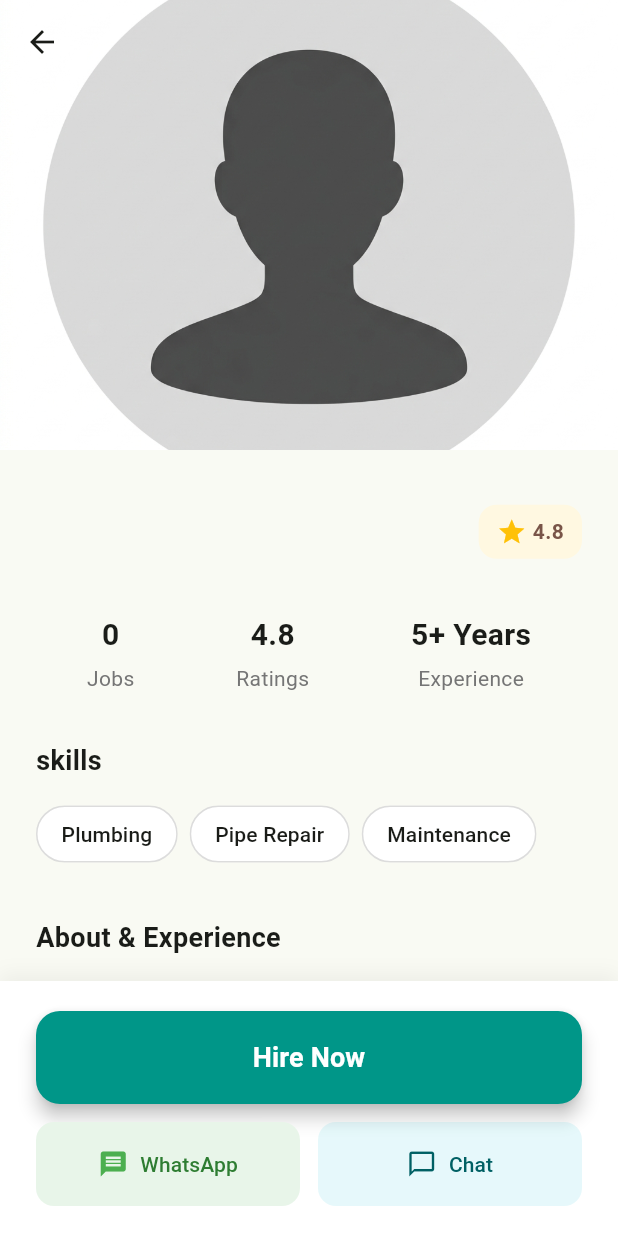
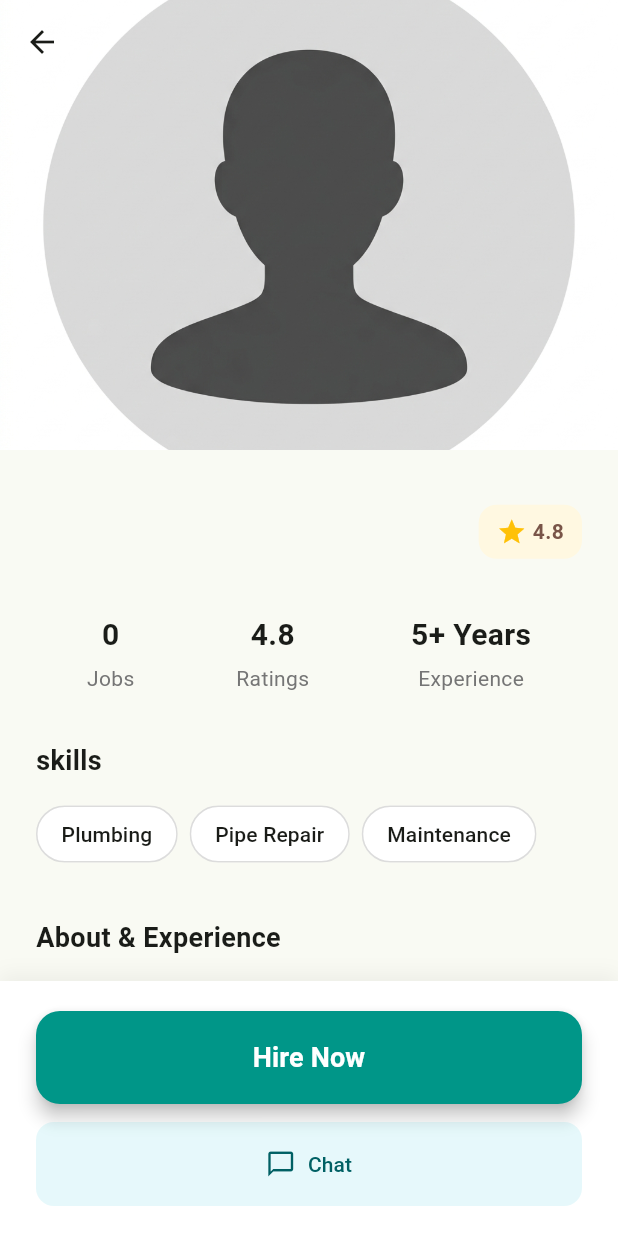
Before and after one commit to HassanAbbaccy/smart_labour_app-master, a Flutter app: the WorkerProfileScreen screen opened directly with empty values, on a phone screen of 412 x 824 dp. Run offline on Flutter 3.47's test engine with Material 3 defaults, Android fonts, the phone set to English and light mode, and no system bars; our stand-ins replace animate_do, cached_network_image, cloud_firestore, cloud_functions, firebase_auth, firebase_core and 8 more; missing offline and left inert: flutter_stripe; accounts and stored records are empty.

Commit message:
edited job and user models, localization service, and core screens for job management and profile viewing

```diff
--- a/lib/models/job_model.dart
+++ b/lib/models/job_model.dart
@@ -121,6 +121,7 @@ class ApplicationModel {
   final String status; // 'pending', 'accepted', 'rejected'
   final DateTime? createdAt;
   final String? coverLetter;
+  final double? hourlyRate;
 
   ApplicationModel({
     required this.id,
@@ -133,6 +134,7 @@ class ApplicationModel {
     this.status = 'pending',
     this.createdAt,
     this.coverLetter,
+    this.hourlyRate,
   });
 
   factory ApplicationModel.fromDoc(DocumentSnapshot doc) {
@@ -152,6 +154,7 @@ class ApplicationModel {
       status: data['status'] ?? 'pending',
       createdAt: created,
       coverLetter: data['coverLetter'],
+      hourlyRate: (data['hourlyRate'] ?? 0.0).toDouble(),
     );
   }
 
@@ -165,5 +168,6 @@ class ApplicationModel {
     'status': status,
     'createdAt': FieldValue.serverTimestamp(),
     'coverLetter': coverLetter,
+    'hourlyRate': hourlyRate,
   };
 }
--- a/lib/models/user_model.dart
+++ b/lib/models/user_model.dart
@@ -16,7 +16,6 @@ class UserModel {
   final double escrowBalance;
   final List<String> skills;
   final String experience;
-  final String whatsappNumber;
   final String? avatarUrl;
   final String? address;
   final double hourlyRate;
@@ -48,7 +47,6 @@ class UserModel {
     this.escrowBalance = 0.0,
     this.skills = const [],
     this.experience = '',
-    this.whatsappNumber = '',
     this.avatarUrl,
     this.address,
     this.hourlyRate = 1200,
@@ -83,7 +81,6 @@ class UserModel {
       escrowBalance: (map['escrowBalance'] ?? 0.0).toDouble(),
       skills: List<String>.from(map['skills'] ?? []),
       experience: map['experience'] ?? '',
-      whatsappNumber: map['whatsappNumber'] ?? '',
       avatarUrl: map['avatarUrl'],
       address: map['address'],
       hourlyRate: (map['hourlyRate'] ?? 1200).toDouble(),
@@ -118,7 +115,6 @@ class UserModel {
       'escrowBalance': escrowBalance,
       'skills': skills,
       'experience': experience,
-      'whatsappNumber': whatsappNumber,
       'avatarUrl': avatarUrl,
       'address': address,
       'hourlyRate': hourlyRate,
--- a/lib/screens/job_detail_screen.dart
+++ b/lib/screens/job_detail_screen.dart
@@ -48,6 +48,7 @@ class _JobDetailScreenState extends State<JobDetailScreen> {
         workerAvatarUrl: user.avatarUrl ?? 'https://i.pravatar.cc/150?u=${user.uid}',
         workerRating: user.rating,
         status: 'pending',
+        hourlyRate: user.hourlyRate,
       );
 
       await JobService().applyForJob(application, j.clientId ?? '', j.title);
--- a/lib/screens/worker_profile_screen.dart
+++ b/lib/screens/worker_profile_screen.dart
@@ -5,7 +5,7 @@ import 'package:smart_labour/screens/payment_screen.dart';
 import 'package:cloud_firestore/cloud_firestore.dart';
 import 'package:smart_labour/services/auth_service.dart';
 import 'package:flutter/material.dart';
-import 'package:url_launcher/url_launcher.dart';
+
 import 'package:smart_labour/models/user_model.dart';
 import 'package:animate_do/animate_do.dart';
 import 'package:smart_labour/services/localization_service.dart';
@@ -21,26 +21,6 @@ class WorkerProfileScreen extends StatefulWidget {
 }
 
 class _WorkerProfileScreenState extends State<WorkerProfileScreen> {
-  Future<void> _launchWhatsApp() async {
-    final phone = widget.worker.whatsappNumber;
-    if (phone.isEmpty) {
-      ScaffoldMessenger.of(context).showSnackBar(
-        const SnackBar(content: Text('WhatsApp number not available')),
-      );
-      return;
-    }
-
-    final url = 'https://wa.me/$phone';
-    if (await canLaunchUrl(Uri.parse(url))) {
-      await launchUrl(Uri.parse(url), mode: LaunchMode.externalApplication);
-    } else {
-      if (!mounted) return;
-      ScaffoldMessenger.of(context).showSnackBar(
-        const SnackBar(content: Text('Could not launch WhatsApp')),
-      );
-    }
-  }
-
   void _showHireDialog() {
     final user = AuthService().currentUser;
     if (user == null) {
@@ -102,8 +82,8 @@ class _WorkerProfileScreenState extends State<WorkerProfileScreen> {
                   const SizedBox(height: 16),
                   _buildDialogInfoRow(
                     Icons.payments_outlined,
-                    tr('pay'),
-                    'Rs. ${widget.worker.hourlyRate.toInt()} /${tr('pay').toLowerCase()}',
+                    tr('hourly_rate'),
+                    'Rs. ${widget.worker.hourlyRate.toInt()} /${tr('per_hour')}',
                   ),
                   const SizedBox(height: 16),
                   Text(
@@ -416,24 +396,8 @@ class _WorkerProfileScreenState extends State<WorkerProfileScreen> {
               ),
             ),
             const SizedBox(height: 12),
-            Row(
-              children: [
-                Expanded(
-                  child: ElevatedButton.icon(
-                    onPressed: _launchWhatsApp,
-                    icon: const Icon(Icons.message, color: Colors.green, size: 20),
-                    label: Text(tr('whatsapp')),
-                    style: ElevatedButton.styleFrom(
-                      backgroundColor: const Color(0xFFE8F5E9),
-                      foregroundColor: Colors.green[800],
-                      elevation: 0,
-                      minimumSize: const Size(double.infinity, 44),
-                      shape: RoundedRectangleBorder(borderRadius: BorderRadius.circular(12)),
-                    ),
-                  ),
-                ),
-                const SizedBox(width: 12),
-                Expanded(
+            SizedBox(
+              width: double.infinity,
               child: ElevatedButton.icon(
                 onPressed: () async {
                   final currentUserId = AuthService().currentUser?.uid;
@@ -467,8 +431,6 @@ class _WorkerProfileScreenState extends State<WorkerProfileScreen> {
                   shape: RoundedRectangleBorder(borderRadius: BorderRadius.circular(12)),
                 ),
               ),
-                ),
-              ],
             ),
           ],
         ),
--- a/lib/services/localization_service.dart
+++ b/lib/services/localization_service.dart
@@ -72,7 +72,7 @@ class LocalizationService {
       'availability': 'Availability',
       'client_reviews': 'Client Reviews',
       'experience': 'Experience',
-      'whatsapp': 'WhatsApp',
+      'per_hour': 'per hour',
     },
     'ur': {
       'app_title': 'اسمارٹ لیبر',
@@ -126,7 +126,7 @@ class LocalizationService {
       'availability': 'دستیابی',
       'client_reviews': 'کلائنٹ کے تبصرے',
       'experience': 'تجربہ',
-      'whatsapp': 'واٹس ایپ',
+      'per_hour': 'فی گھنٹہ',
     },
   };
 
```
Also changed, not shown: lib/screens/job_applicants_screen.dart (+9 -0 lines), lib/screens/profile_screen.dart (+22 -25 lines). Lines whose indentation alone changed are shown as unchanged.
